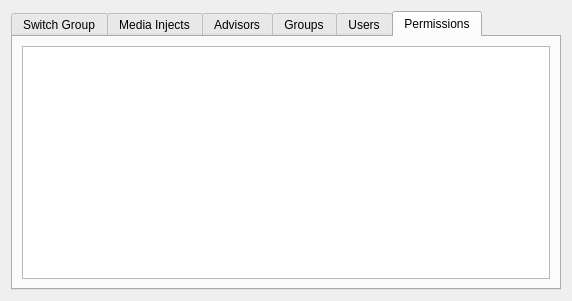
Qt form ui/EditScenarioForm.ui (dmzdev/stance) before a commit.
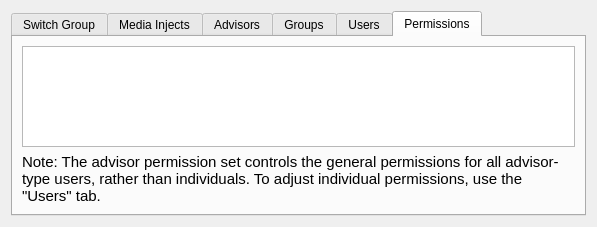
The same form after that commit. The open tabs and pages were chosen to show the change.

Commit message: Fixed permission tab functionality. Fixed edit scenario tab hiding.

The edit to the form file:
```diff
--- a/ui/EditScenarioForm.ui
+++ b/ui/EditScenarioForm.ui
@@ -6,8 +6,8 @@
    <rect>
     <x>0</x>
     <y>0</y>
-    <width>572</width>
-    <height>301</height>
+    <width>597</width>
+    <height>227</height>
    </rect>
   </property>
   <property name="windowTitle">
@@ -412,7 +412,32 @@
       </attribute>
       <layout class="QVBoxLayout" name="verticalLayout_11">
        <item>
-        <widget class="QTableWidget" name="permissionTableWidget"/>
+        <widget class="QTableWidget" name="permissionTableWidget">
+         <property name="dragDropOverwriteMode">
+          <bool>false</bool>
+         </property>
+         <property name="alternatingRowColors">
+          <bool>true</bool>
+         </property>
+         <attribute name="horizontalHeaderDefaultSectionSize">
+          <number>25</number>
+         </attribute>
+        </widget>
+       </item>
+       <item>
+        <widget class="QLabel" name="label_7">
+         <property name="font">
+          <font>
+           <pointsize>11</pointsize>
+          </font>
+         </property>
+         <property name="text">
+          <string>Note: The advisor permission set controls the general permissions for all advisor-type users, rather than individuals. To adjust individual permissions, use the &quot;Users&quot; tab.</string>
+         </property>
+         <property name="wordWrap">
+          <bool>true</bool>
+         </property>
+        </widget>
        </item>
       </layout>
      </widget>
```
Left out of the diff: 2 changed lines with no effect on the pictures. The commit also changes 3 other files.
